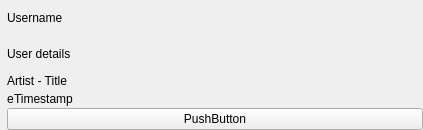
mutecypher/lastfm-desktop, file app/client/Widgets/FriendWidget.ui: the form before one commit.
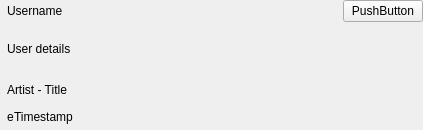
The form after the commit. Custom widgets are drawn as their Qt base class.

Commit message: Some friend widget changes.

Diff of the .ui file:
```diff
--- a/app/client/Widgets/FriendWidget.ui
+++ b/app/client/Widgets/FriendWidget.ui
@@ -28,22 +28,33 @@
     </widget>
    </item>
    <item>
-    <layout class="QVBoxLayout" name="verticalLayout" stretch="0,0,0,0">
+    <layout class="QVBoxLayout" name="verticalLayout" stretch="0,0,0">
      <property name="spacing">
       <number>0</number>
      </property>
+     <item>
+      <layout class="QHBoxLayout" name="horizontalLayout_3" stretch="1,0">
      <item>
       <widget class="unicorn::Label" name="username">
        <property name="text">
         <string>Username</string>
        </property>
        <property name="textFormat">
-        <enum>Qt::PlainText</enum>
+          <enum>Qt::RichText</enum>
        </property>
        <property name="wordWrap">
         <bool>true</bool>
        </property>
       </widget>
+       </item>
+       <item>
+        <widget class="PlayableItemWidget" name="radio">
+         <property name="text">
+          <string>PushButton</string>
+         </property>
+        </widget>
+       </item>
+      </layout>
      </item>
      <item>
       <widget class="unicorn::Label" name="userDetails">
@@ -110,13 +121,6 @@
        </layout>
       </widget>
      </item>
-     <item>
-      <widget class="PlayableItemWidget" name="radio">
-       <property name="text">
-        <string>PushButton</string>
-       </property>
-      </widget>
-     </item>
     </layout>
    </item>
   </layout>
```
Lines whose indentation alone changed are shown as unchanged. The commit also changes 1 other file.
